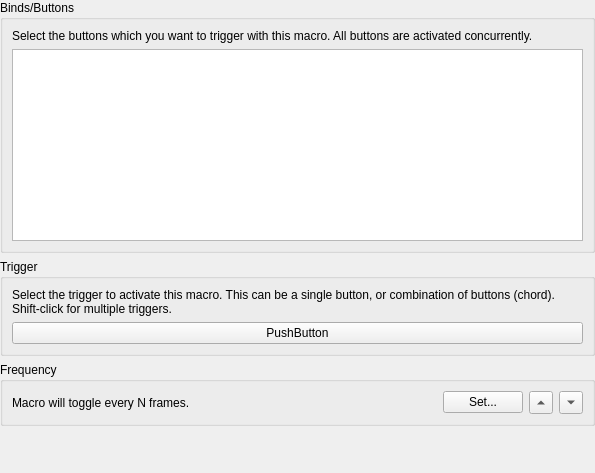
The window that src/duckstation-qt/controllermacroeditwidget.ui (kofxi3584karlayang/duckstation) describes before a commit, drawn with Qt 5.
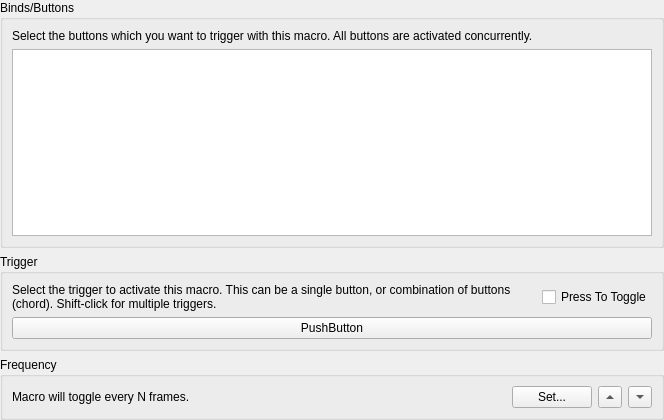
The same window after the commit. Custom widgets are drawn as their Qt base class.

Commit message: InputManager: Add push to toggle for macros

Diff of the .ui file:
```diff
--- a/src/duckstation-qt/controllermacroeditwidget.ui
+++ b/src/duckstation-qt/controllermacroeditwidget.ui
@@ -6,11 +6,11 @@
    <rect>
     <x>0</x>
     <y>0</y>
-    <width>595</width>
-    <height>473</height>
+    <width>664</width>
+    <height>420</height>
    </rect>
   </property>
-  <layout class="QVBoxLayout" name="verticalLayout">
+  <layout class="QVBoxLayout" name="verticalLayout" stretch="1,0,0">
    <property name="leftMargin">
     <number>0</number>
    </property>
@@ -51,8 +51,10 @@
       <string>Trigger</string>
      </property>
      <layout class="QGridLayout" name="gridLayout">
-      <item row="0" column="0" colspan="2">
-       <widget class="QLabel" name="label">
+      <item row="0" column="0">
+       <layout class="QHBoxLayout" name="horizontalLayout_5" stretch="1,0">
+        <item>
+         <widget class="QLabel" name="label_5">
         <property name="text">
          <string>Select the trigger to activate this macro. This can be a single button, or combination of buttons (chord). Shift-click for multiple triggers.</string>
         </property>
@@ -64,7 +66,16 @@
         </property>
        </widget>
       </item>
-      <item row="1" column="0" colspan="2">
+        <item>
+         <widget class="QCheckBox" name="triggerToggle">
+          <property name="text">
+           <string>Press To Toggle</string>
+          </property>
+         </widget>
+        </item>
+       </layout>
+      </item>
+      <item row="1" column="0">
        <widget class="InputBindingWidget" name="trigger">
         <property name="text">
          <string>PushButton</string>
@@ -127,19 +138,6 @@
      </layout>
     </widget>
    </item>
-   <item>
-    <spacer name="verticalSpacer">
-     <property name="orientation">
-      <enum>Qt::Vertical</enum>
-     </property>
-     <property name="sizeHint" stdset="0">
-      <size>
-       <width>20</width>
-       <height>40</height>
-      </size>
-     </property>
-    </spacer>
-   </item>
   </layout>
  </widget>
  <customwidgets>
```
Lines whose indentation alone changed are shown as unchanged. The commit also changes 4 other files.
